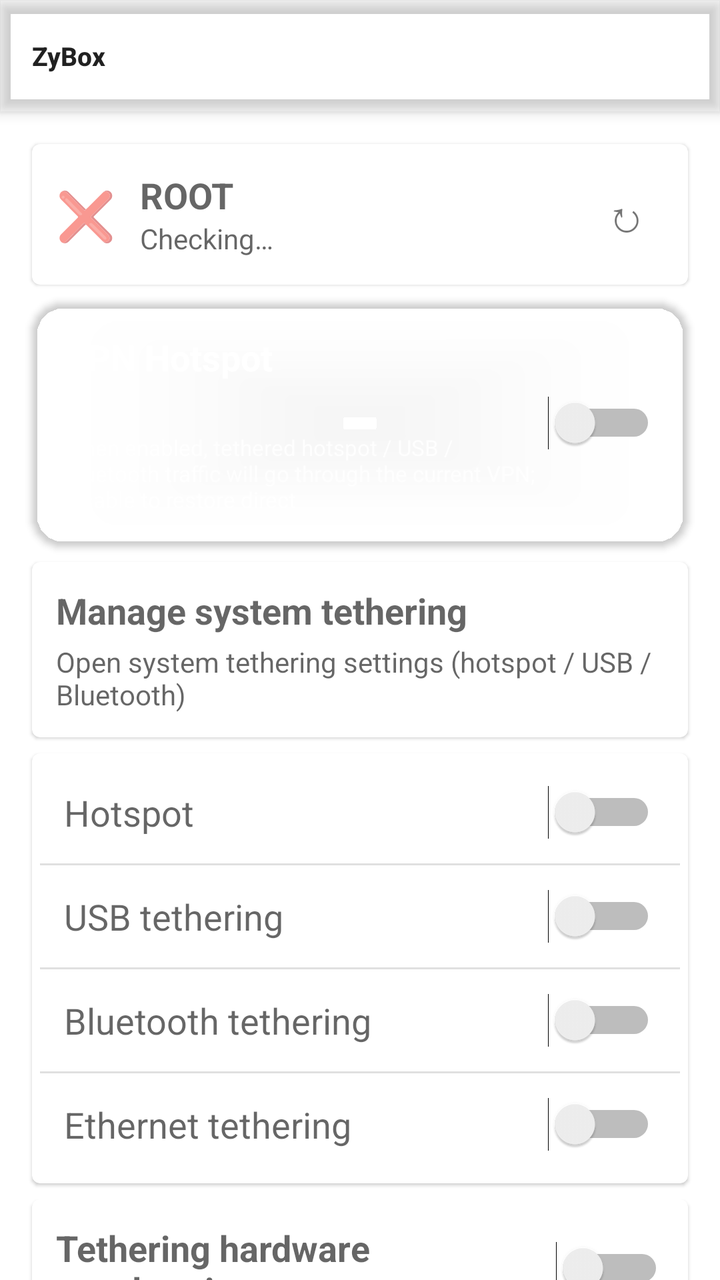
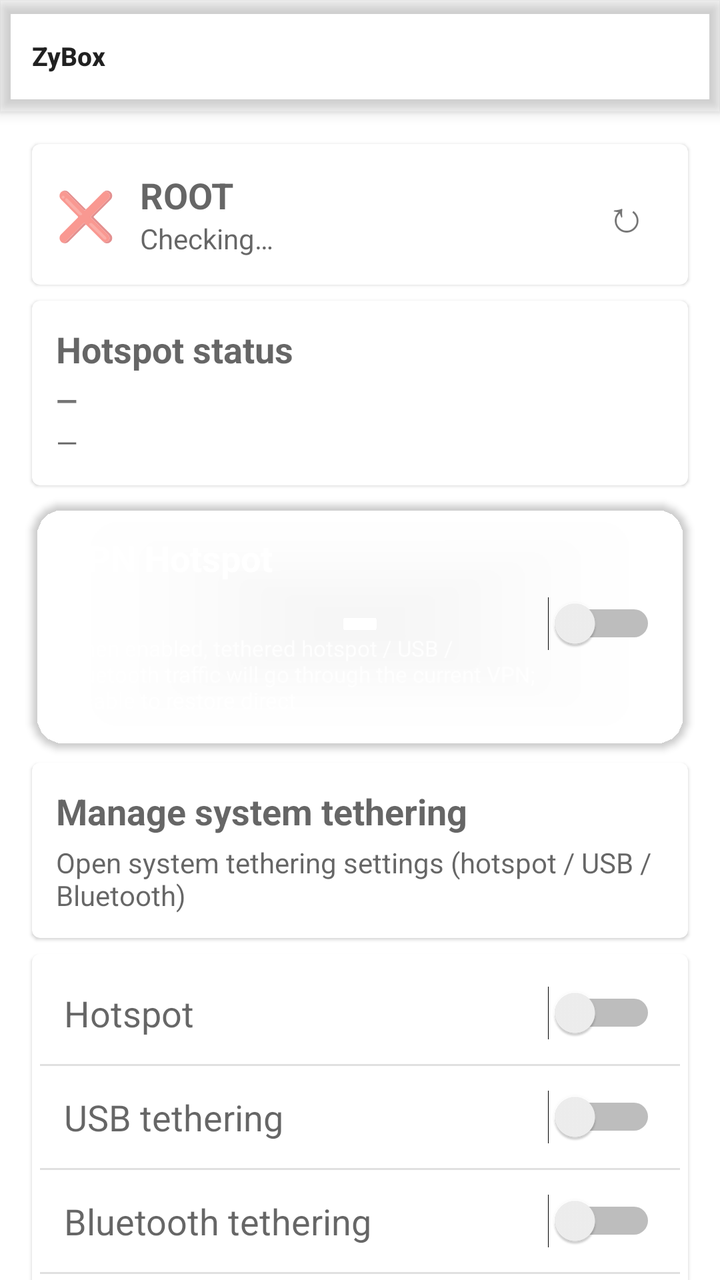

Screens rendered from an Android XML layout before and after an edit, with the pre-edit source and the edit as a unified diff.
<!-- AndroidManifest.xml: application theme Theme.Start -->
<!-- res/layout/layout_vpn_hotspot.xml -->
<?xml version="1.0" encoding="utf-8"?>
<LinearLayout xmlns:android="http://schemas.android.com/apk/res/android"
    xmlns:app="http://schemas.android.com/apk/res-auto"
    android:layout_width="match_parent"
    android:layout_height="match_parent"
    android:orientation="vertical"
    android:background="?android:windowBackground">

    <include
        layout="@layout/layout_appbar"
        android:layout_width="match_parent"
        android:layout_height="wrap_content" />

    <androidx.core.widget.NestedScrollView
        android:layout_width="match_parent"
        android:layout_height="match_parent"
        android:overScrollMode="never"
        android:scrollbars="none">

        <LinearLayout
            android:layout_width="match_parent"
            android:layout_height="wrap_content"
            android:orientation="vertical"
            android:padding="12dp">

            
            <com.google.android.material.card.MaterialCardView
                android:layout_width="match_parent"
                android:layout_height="wrap_content"
                android:layout_margin="4dp"
                app:cardElevation="1dp">

                <LinearLayout
                    android:layout_width="match_parent"
                    android:layout_height="wrap_content"
                    android:gravity="center_vertical"
                    android:orientation="horizontal"
                    android:padding="12dp">

                    <TextView
                        android:id="@+id/hotspot_root_status"
                        android:layout_width="wrap_content"
                        android:layout_height="wrap_content"
                        android:text="❌"
                        android:textSize="24sp" />

                    <LinearLayout
                        android:layout_width="0dp"
                        android:layout_height="wrap_content"
                        android:layout_marginStart="12dp"
                        android:layout_weight="1"
                        android:orientation="vertical">

                        <TextView
                            android:layout_width="wrap_content"
                            android:layout_height="wrap_content"
                            android:text="@string/vpn_hotspot_root_status"
                            android:textAppearance="?android:attr/textAppearanceMedium"
                            android:textStyle="bold" />

                        <TextView
                            android:id="@+id/hotspot_root_hint"
                            android:layout_width="wrap_content"
                            android:layout_height="wrap_content"
                            android:text="@string/vpn_hotspot_root_checking"
                            android:textAppearance="?android:attr/textAppearanceSmall"
                            android:textColor="?android:attr/textColorSecondary" />
                    </LinearLayout>

                    <TextView
                        android:id="@+id/hotspot_root_refresh"
                        android:layout_width="wrap_content"
                        android:layout_height="wrap_content"
                        android:background="?android:attr/selectableItemBackground"
                        android:padding="8dp"
                        android:text="↻"
                        android:textSize="22sp" />
                </LinearLayout>
            </com.google.android.material.card.MaterialCardView>

            
            <com.google.android.material.card.MaterialCardView
                android:id="@+id/hotspot_toggle_card"
                android:layout_width="match_parent"
                android:layout_height="wrap_content"
                android:layout_margin="4dp"
                android:layout_marginTop="12dp"
                app:cardBackgroundColor="?colorPrimary"
                app:cardCornerRadius="16dp"
                app:cardElevation="2dp">

                <LinearLayout
                    android:layout_width="match_parent"
                    android:layout_height="wrap_content"
                    android:gravity="center_vertical"
                    android:orientation="horizontal"
                    android:padding="16dp">

                    <LinearLayout
                        android:layout_width="0dp"
                        android:layout_height="wrap_content"
                        android:layout_weight="1"
                        android:orientation="vertical">

                        <TextView
                            android:id="@+id/hotspot_toggle_title"
                            android:layout_width="wrap_content"
                            android:layout_height="wrap_content"
                            android:text="@string/vpn_hotspot_toggle"
                            android:textColor="@android:color/white"
                            android:textSize="18sp"
                            android:textStyle="bold" />

                        <TextView
                            android:id="@+id/hotspot_toggle_state"
                            android:layout_width="wrap_content"
                            android:layout_height="wrap_content"
                            android:layout_marginTop="2dp"
                            android:textColor="#B3FFFFFF"
                            android:textSize="13sp" />

                        <TextView
                            android:layout_width="match_parent"
                            android:layout_height="wrap_content"
                            android:layout_marginTop="6dp"
                            android:text="@string/vpn_hotspot_toggle_desc"
                            android:textColor="#CCFFFFFF"
                            android:textSize="11sp" />
                    </LinearLayout>

                    <Switch
                        android:id="@+id/hotspot_toggle_switch"
                        android:layout_width="wrap_content"
                        android:layout_height="wrap_content" />
                </LinearLayout>
            </com.google.android.material.card.MaterialCardView>



            
            <com.google.android.material.card.MaterialCardView
                android:id="@+id/hotspot_manage"
                android:layout_width="match_parent"
                android:layout_height="wrap_content"
                android:layout_margin="4dp"
                android:layout_marginTop="12dp"
                app:cardElevation="1dp">

                <LinearLayout
                    android:layout_width="match_parent"
                    android:layout_height="wrap_content"
                    android:orientation="vertical"
                    android:padding="12dp">

                    <TextView
                        android:layout_width="wrap_content"
                        android:layout_height="wrap_content"
                        android:text="@string/vpn_hotspot_manage"
                        android:textAppearance="?android:attr/textAppearanceMedium"
                        android:textStyle="bold" />

                    <TextView
                        android:layout_width="match_parent"
                        android:layout_height="wrap_content"
                        android:layout_marginTop="4dp"
                        android:text="@string/vpn_hotspot_manage_desc"
                        android:textAppearance="?android:attr/textAppearanceSmall"
                        android:textColor="?android:attr/textColorSecondary" />
                </LinearLayout>
            </com.google.android.material.card.MaterialCardView>
            
            <com.google.android.material.card.MaterialCardView
                android:layout_width="match_parent"
                android:layout_height="wrap_content"
                android:layout_margin="4dp"
                android:layout_marginTop="12dp"
                app:cardElevation="1dp">

                <LinearLayout
                    android:layout_width="match_parent"
                    android:layout_height="wrap_content"
                    android:orientation="vertical"
                    android:padding="4dp">

                    <LinearLayout
                        android:layout_width="match_parent"
                        android:layout_height="wrap_content"
                        android:gravity="center_vertical"
                        android:orientation="horizontal"
                        android:padding="12dp">

                        <TextView
                            android:layout_width="0dp"
                            android:layout_height="wrap_content"
                            android:layout_weight="1"
                            android:text="@string/vpn_hotspot_wifi"
                            android:textAppearance="?android:attr/textAppearanceMedium" />

                        <Switch
                            android:id="@+id/hotspot_wifi_switch"
                            android:layout_width="wrap_content"
                            android:layout_height="wrap_content" />
                    </LinearLayout>

                    <View
                        android:layout_width="match_parent"
                        android:layout_height="1dp"
                        android:background="?android:attr/listDivider" />

                    <LinearLayout
                        android:layout_width="match_parent"
                        android:layout_height="wrap_content"
                        android:gravity="center_vertical"
                        android:orientation="horizontal"
                        android:padding="12dp">

                        <TextView
                            android:layout_width="0dp"
                            android:layout_height="wrap_content"
                            android:layout_weight="1"
                            android:text="@string/vpn_hotspot_usb"
                            android:textAppearance="?android:attr/textAppearanceMedium" />

                        <Switch
                            android:id="@+id/hotspot_usb_switch"
                            android:layout_width="wrap_content"
                            android:layout_height="wrap_content" />
                    </LinearLayout>

                    <View
                        android:layout_width="match_parent"
                        android:layout_height="1dp"
                        android:background="?android:attr/listDivider" />

                    <LinearLayout
                        android:layout_width="match_parent"
                        android:layout_height="wrap_content"
                        android:gravity="center_vertical"
                        android:orientation="horizontal"
                        android:padding="12dp">

                        <TextView
                            android:layout_width="0dp"
                            android:layout_height="wrap_content"
                            android:layout_weight="1"
                            android:text="@string/vpn_hotspot_bt"
                            android:textAppearance="?android:attr/textAppearanceMedium" />

                        <Switch
                            android:id="@+id/hotspot_bt_switch"
                            android:layout_width="wrap_content"
                            android:layout_height="wrap_content" />
                    </LinearLayout>

                    <View
                        android:layout_width="match_parent"
                        android:layout_height="1dp"
                        android:background="?android:attr/listDivider" />

                    <LinearLayout
                        android:layout_width="match_parent"
                        android:layout_height="wrap_content"
                        android:gravity="center_vertical"
                        android:orientation="horizontal"
                        android:padding="12dp">

                        <TextView
                            android:layout_width="0dp"
                            android:layout_height="wrap_content"
                            android:layout_weight="1"
                            android:text="@string/vpn_hotspot_ethernet"
                            android:textAppearance="?android:attr/textAppearanceMedium" />

                        <Switch
                            android:id="@+id/hotspot_ethernet_switch"
                            android:layout_width="wrap_content"
                            android:layout_height="wrap_content" />
                    </LinearLayout>
                </LinearLayout>
            </com.google.android.material.card.MaterialCardView>

            
            <com.google.android.material.card.MaterialCardView
                android:layout_width="match_parent"
                android:layout_height="wrap_content"
                android:layout_margin="4dp"
                android:layout_marginTop="12dp"
                app:cardElevation="1dp">

                <LinearLayout
                    android:layout_width="match_parent"
                    android:layout_height="wrap_content"
                    android:orientation="vertical"
                    android:padding="12dp">

                    <LinearLayout
                        android:layout_width="match_parent"
                        android:layout_height="wrap_content"
                        android:gravity="center_vertical"
                        android:orientation="horizontal">

                        <TextView
                            android:layout_width="0dp"
                            android:layout_height="wrap_content"
                            android:layout_weight="1"
                            android:text="@string/vpn_hotspot_hw"
                            android:textAppearance="?android:attr/textAppearanceMedium"
                            android:textStyle="bold" />

                        <Switch
                            android:id="@+id/hotspot_hw"
                            android:layout_width="wrap_content"
                            android:layout_height="wrap_content" />
                    </LinearLayout>

                    <TextView
                        android:layout_width="match_parent"
                        android:layout_height="wrap_content"
                        android:layout_marginTop="6dp"
                        android:text="@string/vpn_hotspot_hw_desc"
                        android:textAppearance="?android:attr/textAppearanceSmall"
                        android:textColor="?android:attr/textColorSecondary" />
                </LinearLayout>
            </com.google.android.material.card.MaterialCardView>

            
            <com.google.android.material.card.MaterialCardView
                android:layout_width="match_parent"
                android:layout_height="wrap_content"
                android:layout_margin="4dp"
                android:layout_marginTop="12dp"
                app:cardElevation="1dp">

                <LinearLayout
                    android:layout_width="match_parent"
                    android:layout_height="wrap_content"
                    android:orientation="vertical"
                    android:padding="12dp">

                    <LinearLayout
                        android:layout_width="match_parent"
                        android:layout_height="wrap_content"
                        android:gravity="center_vertical"
                        android:orientation="horizontal">

                        <TextView
                            android:layout_width="0dp"
                            android:layout_height="wrap_content"
                            android:layout_weight="1"
                            android:text="@string/vpn_hotspot_log"
                            android:textAppearance="?android:attr/textAppearanceMedium"
                            android:textStyle="bold" />

                        <TextView
                            android:id="@+id/hotspot_log_clear"
                            android:layout_width="wrap_content"
                            android:layout_height="wrap_content"
                            android:background="?android:attr/selectableItemBackground"
                            android:padding="8dp"
                            android:text="@string/vpn_hotspot_log_clear"
                            android:textColor="?colorPrimary"
                            android:textSize="12sp" />
                    </LinearLayout>

                    <TextView
                        android:id="@+id/hotspot_log"
                        android:layout_width="match_parent"
                        android:layout_height="180dp"
                        android:layout_marginTop="4dp"
                        android:background="#0D000000"
                        android:fontFamily="monospace"
                        android:overScrollMode="never"
                        android:padding="8dp"
                        android:scrollbars="vertical"
                        android:textSize="10sp"
                        android:textIsSelectable="true" />
                </LinearLayout>
            </com.google.android.material.card.MaterialCardView>

        </LinearLayout>
    </androidx.core.widget.NestedScrollView>
</LinearLayout>
<!-- res/layout/layout_appbar.xml (included above) -->
<?xml version="1.0" encoding="utf-8"?>
<com.google.android.material.appbar.AppBarLayout xmlns:android="http://schemas.android.com/apk/res/android"
    xmlns:app="http://schemas.android.com/apk/res-auto"
    android:id="@+id/appbar"
    android:layout_width="match_parent"
    android:layout_height="?attr/actionBarSize"
    android:background="?attr/colorPrimary"
    android:elevation="4dp">

    <com.google.android.material.appbar.MaterialToolbar
        android:id="@+id/toolbar"
        android:layout_width="match_parent"
        android:layout_height="match_parent"
        android:background="?attr/colorPrimary"
        android:theme="?actionBarTheme"
        android:touchscreenBlocksFocus="false"
        app:popupTheme="@style/ThemeOverlay.AppCompat.DayNight"
        app:title="@string/app_name"
        app:titleTextAppearance="@style/ZyBoxToolbarTitle" />
</com.google.android.material.appbar.AppBarLayout>
<!-- resources referenced by this layout -->
<resources>
  <string name="app_name" translatable="false">ZyBox</string>
  <string name="vpn_hotspot_bt">Bluetooth tethering</string>
  <string name="vpn_hotspot_ethernet">Ethernet tethering</string>
  <string name="vpn_hotspot_hw">Tethering hardware acceleration</string>
  <string name="vpn_hotspot_hw_desc">If VPN sharing fails, try disabling "Tethering hardware acceleration" in Developer options</string>
  <string name="vpn_hotspot_log">Runtime log</string>
  <string name="vpn_hotspot_log_clear">Clear</string>
  <string name="vpn_hotspot_manage">Manage system tethering</string>
  <string name="vpn_hotspot_manage_desc">Open system tethering settings (hotspot / USB / Bluetooth)</string>
  <string name="vpn_hotspot_root_checking">Checking…</string>
  <string name="vpn_hotspot_root_status">ROOT</string>
  <string name="vpn_hotspot_toggle">VPN Hotspot</string>
  <string name="vpn_hotspot_toggle_desc">When enabled, tethered hotspot / USB / Bluetooth traffic will go through the current VPN; disable to restore direct</string>
  <string name="vpn_hotspot_usb">USB tethering</string>
  <string name="vpn_hotspot_wifi">Hotspot</string>
  <style name="ZyBoxToolbarTitle" parent="TextAppearance.Widget.AppCompat.Toolbar.Title">
          <item name="android:textSize">13sp</item>
          <item name="android:textStyle">bold</item>
      </style>
  <style name="Theme.Start" parent="Theme.MaterialComponents.DayNight">
          <item name="android:navigationBarColor">@android:color/transparent</item>
          <item name="colorPrimary">@android:color/transparent</item>
          <item name="colorPrimaryDark">@android:color/transparent</item>
          <item name="android:backgroundDimEnabled">false</item>
          <item name="android:windowNoTitle">true</item>
          <item name="windowActionBar">false</item>
          <item name="windowNoTitle">true</item>
      </style>
</resources>

<!-- the commit's change to res/layout/layout_vpn_hotspot.xml (unified diff, before → after) -->
@@ -75,6 +75,48 @@
                         android:padding="8dp"
                         android:text="↻"
                         android:textSize="22sp" />
+                </LinearLayout>
+            </com.google.android.material.card.MaterialCardView>
+
+            
+            <com.google.android.material.card.MaterialCardView
+                android:id="@+id/hotspot_status_card"
+                android:layout_width="match_parent"
+                android:layout_height="wrap_content"
+                android:layout_margin="4dp"
+                android:layout_marginTop="12dp"
+                app:cardElevation="1dp">
+
+                <LinearLayout
+                    android:layout_width="match_parent"
+                    android:layout_height="wrap_content"
+                    android:orientation="vertical"
+                    android:padding="12dp">
+
+                    <TextView
+                        android:layout_width="wrap_content"
+                        android:layout_height="wrap_content"
+                        android:text="@string/vpn_hotspot_status"
+                        android:textAppearance="?android:attr/textAppearanceMedium"
+                        android:textStyle="bold" />
+
+                    <TextView
+                        android:id="@+id/hotspot_status_ssid"
+                        android:layout_width="match_parent"
+                        android:layout_height="wrap_content"
+                        android:layout_marginTop="4dp"
+                        android:text="—"
+                        android:textAppearance="?android:attr/textAppearanceSmall"
+                        android:textStyle="bold" />
+
+                    <TextView
+                        android:id="@+id/hotspot_status_detail"
+                        android:layout_width="match_parent"
+                        android:layout_height="wrap_content"
+                        android:layout_marginTop="2dp"
+                        android:text="—"
+                        android:textAppearance="?android:attr/textAppearanceSmall"
+                        android:textColor="?android:attr/textColorSecondary" />
                 </LinearLayout>
             </com.google.android.material.card.MaterialCardView>
 
<!-- resource entries referenced after the edit -->
@@ -11,6 +11,7 @@
   <string name="vpn_hotspot_manage_desc">Open system tethering settings (hotspot / USB / Bluetooth)</string>
   <string name="vpn_hotspot_root_checking">Checking…</string>
   <string name="vpn_hotspot_root_status">ROOT</string>
+  <string name="vpn_hotspot_status">Hotspot status</string>
   <string name="vpn_hotspot_toggle">VPN Hotspot</string>
   <string name="vpn_hotspot_toggle_desc">When enabled, tethered hotspot / USB / Bluetooth traffic will go through the current VPN; disable to restore direct</string>
   <string name="vpn_hotspot_usb">USB tethering</string>
